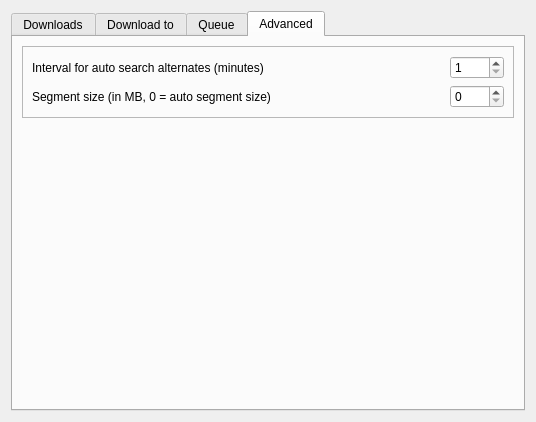
The window that eiskaltdcpp-qt/ui/UISettingsDownloads.ui (eiskaltdcpp/eiskaltdcpp) describes before a commit, drawn with Qt 5.
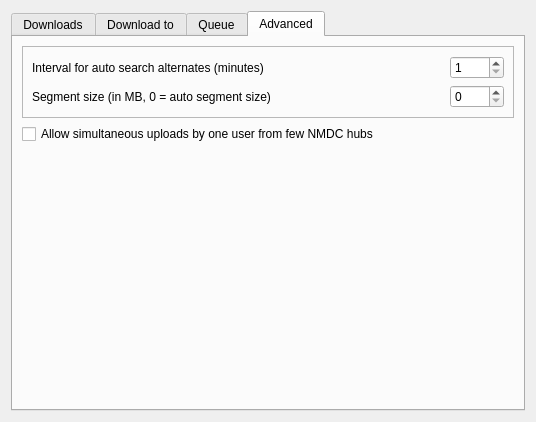
The same window after the commit. The open tabs and pages were chosen to show the change. Custom widgets are drawn as their Qt base class.

Commit message:
EiskaltDC++ Qt: * ALLOW_SIM_UPLOADS option was moved to more correct place.
Core:
* Default value of ALLOW_SIM_UPLOADS option was changed.

Diff of the .ui file:
```diff
--- a/eiskaltdcpp-qt/ui/UISettingsDownloads.ui
+++ b/eiskaltdcpp-qt/ui/UISettingsDownloads.ui
@@ -910,6 +910,13 @@
          </layout>
         </widget>
        </item>
+       <item>
+        <widget class="QCheckBox" name="checkBox_ALLOW_SIM_UPLOADS">
+         <property name="text">
+          <string>Allow simultaneous uploads by one user from few NMDC hubs</string>
+         </property>
+        </widget>
+       </item>
        <item>
         <spacer name="verticalSpacer_2">
          <property name="orientation">
```
The commit also changes 4 other files.
